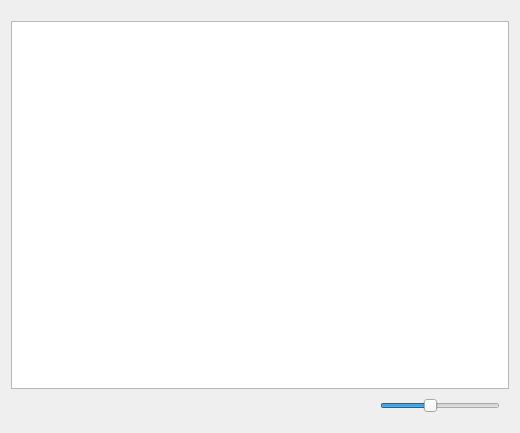
Above: app/thumbnailviewpanel.ui from KDE/gwenview before the change. Below: the same form after it.
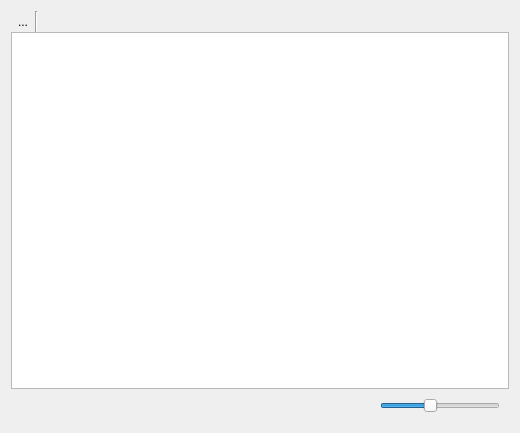
That is the form after the change. Custom widgets are drawn as their Qt base class.

Commit message: Show "start page" button on the left of url navigator.

What changed in the file:
```diff
--- a/app/thumbnailviewpanel.ui
+++ b/app/thumbnailviewpanel.ui
@@ -9,11 +9,27 @@
     <height>433</height>
    </rect>
   </property>
-  <layout class="QVBoxLayout" name="verticalLayout_2" >
+  <layout class="QGridLayout" name="gridLayout" >
    <property name="spacing" >
     <number>0</number>
    </property>
-   <item>
+   <item row="0" column="0" >
+    <widget class="QToolButton" name="mStartPageButton" >
+     <property name="focusPolicy" >
+      <enum>Qt::NoFocus</enum>
+     </property>
+     <property name="text" >
+      <string>...</string>
+     </property>
+     <property name="toolButtonStyle" >
+      <enum>Qt::ToolButtonTextBesideIcon</enum>
+     </property>
+     <property name="autoRaise" >
+      <bool>true</bool>
+     </property>
+    </widget>
+   </item>
+   <item row="0" column="2" >
     <widget class="QWidget" native="1" name="mUrlNavigatorContainer" >
      <property name="sizePolicy" >
       <sizepolicy vsizetype="Preferred" hsizetype="Expanding" >
@@ -29,10 +45,10 @@
      </property>
     </widget>
    </item>
-   <item>
+   <item row="1" column="0" colspan="3" >
     <widget class="Gwenview::ThumbnailView" name="mThumbnailView" />
    </item>
-   <item>
+   <item row="2" column="0" colspan="3" >
     <widget class="QWidget" native="1" name="mStatusBarContainer" >
      <layout class="QHBoxLayout" name="horizontalLayout" >
       <item>
@@ -85,6 +101,13 @@
      </layout>
     </widget>
    </item>
+   <item row="0" column="1" >
+    <widget class="Line" name="line" >
+     <property name="orientation" >
+      <enum>Qt::Vertical</enum>
+     </property>
+    </widget>
+   </item>
   </layout>
  </widget>
  <customwidgets>
```
The commit also changes 3 other files.
